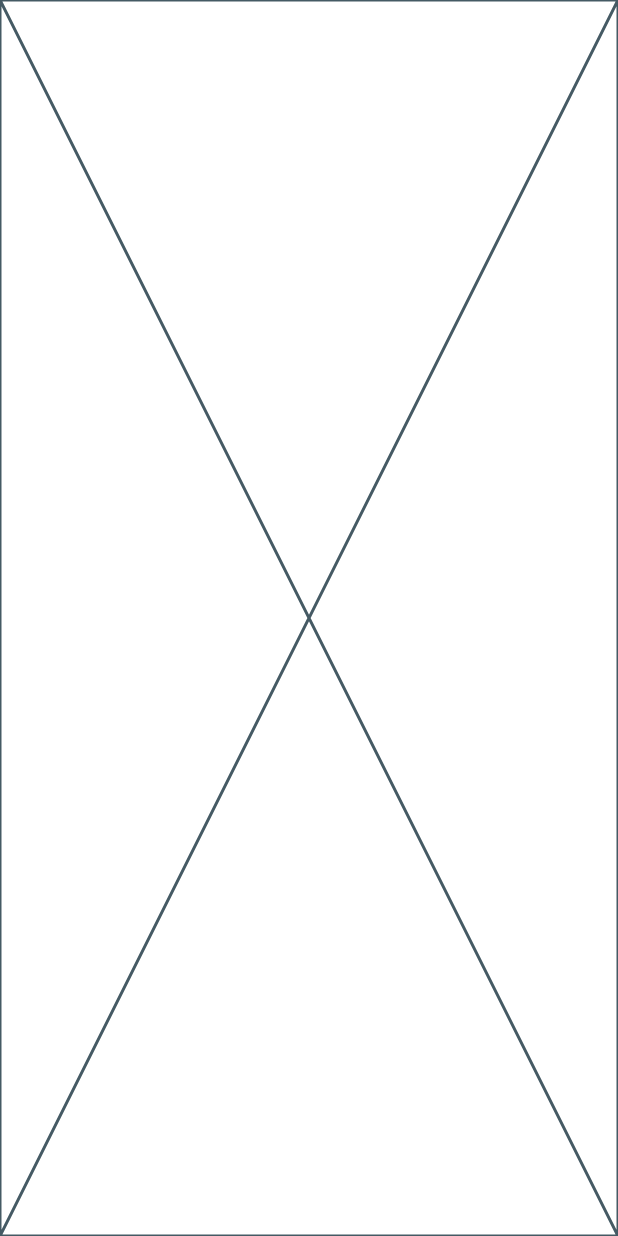
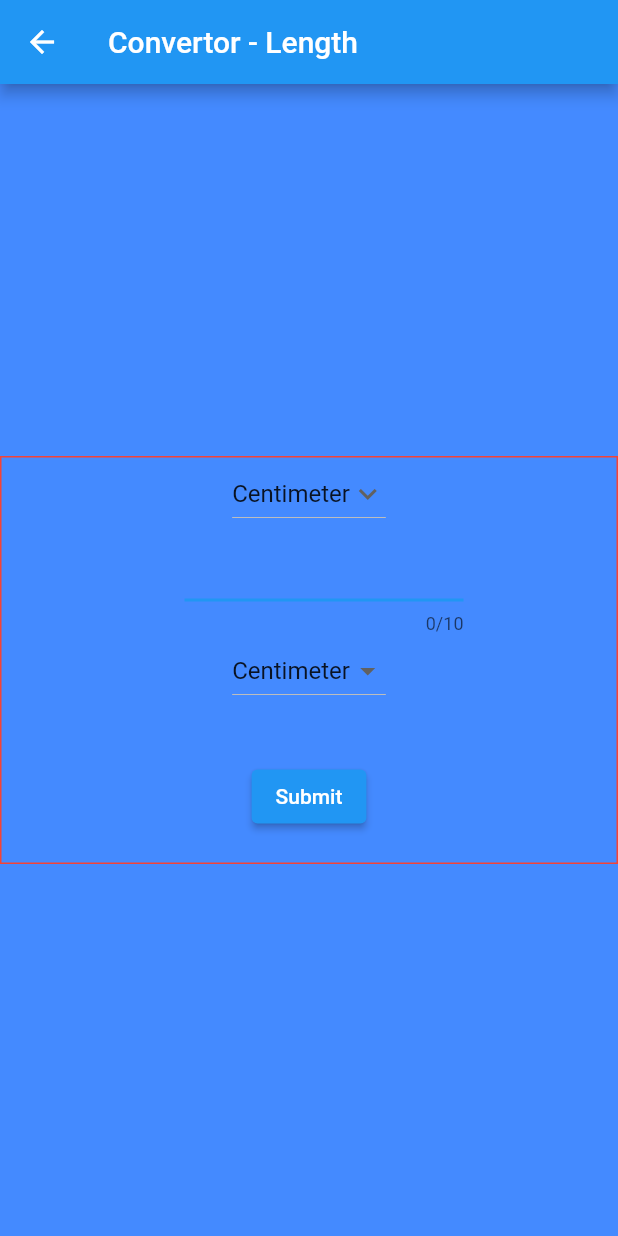
Before and after one commit to Omkar-Savoikar/Flutter-Convertor, a Flutter app: the screen it shows after launch, after a tap on "Length", on a phone screen of 412 x 824 dp. Run offline on Flutter 3.47's test engine with Material 2 defaults, Android fonts, the phone set to English and light mode, and no system bars.

Commit message:
Length Page

```diff
--- a/lib/widgets/length.dart
+++ b/lib/widgets/length.dart
@@ -1,4 +1,6 @@
 import 'package:flutter/material.dart';
+
+const List<String> list = <String>["Centimeter", "Meter", "Kilometer"];
 
 class Length extends StatefulWidget {
   const Length({Key? key}) : super(key: key);
@@ -8,8 +10,153 @@ class Length extends StatefulWidget {
 }
 
 class _LengthState extends State<Length> {
+
+  final _formKey = GlobalKey<FormState>();
+  String? dropDownValue1 = list.first;
+  String? dropDownValue2 = list.first;
+  String? finalValue = "";
+  String? inputValue = "";
+
   @override
   Widget build(BuildContext context) {
-    return const Placeholder();
+    return Scaffold(
+      appBar: AppBar(
+        title: const Text("Convertor - Length"),
+      ),
+      backgroundColor: Colors.blueAccent,
+      body: Center(
+        child: Container(
+          decoration: BoxDecoration(
+            border: Border.all(
+              color: Colors.red,
+            ),
+          ),
+          child: Form(
+            key: _formKey,
+            child: SingleChildScrollView(
+              child: Column(
+                children: <Widget>[
+                  DropdownButton<String>(
+                      value: dropDownValue1,
+                      elevation: 16,
+                      icon: const Icon(Icons.keyboard_arrow_down),
+                      items: list.map<DropdownMenuItem<String>>((String value) {
+                        return DropdownMenuItem<String>(
+                          value: value,
+                          child: Text(value),
+                        );
+                      }).toList(),
+                      onChanged: (String? value) {
+                        setState(() {
+                          dropDownValue1 = value!;
+                        });
+                      }
+                  ),
+                  Center(
+                    child: Container(
+                      padding: const EdgeInsets.only(left: 20.0),
+                      width: MediaQuery.of(context).size.width * 0.5,
+                      child: TextFormField(
+                        textAlign: TextAlign.center,
+                        cursorHeight: 0,
+                        decoration: const InputDecoration(
+                          border: UnderlineInputBorder(),
+                        ),
+                        maxLength: 10,
+                        autofocus: true,
+                        keyboardType: TextInputType.number,
+                        validator: (value) {
+                          if (value == null || value.isEmpty) {
+                            return 'Please enter some text';
+                          }
+                          return null;
+                        },
+                        onSaved: (value) {
+                          setState(() {
+                            inputValue = value;
+                            // inputValue = value as int?;
+                          });
+                        },
+                      ),
+                    ),
+                  ),
+                  DropdownButton <String>(
+                      value: dropDownValue2,
+                      elevation: 16,
+                      items: list.map<DropdownMenuItem<String>>((String value) {
+                        return DropdownMenuItem<String>(
+                          value: value,
+                          child: Text(value),
+                        );
+                      }).toList(),
+                      onChanged: (String? value) {
+                        setState(() {
+                          dropDownValue2 = value;
+                        });
+                      }
+                  ),
+                  SizedBox(
+                    width: MediaQuery.of(context).size.width * 0.5,
+                    child: Center(
+                      child: Text(
+                        finalValue!,
+                        // finalValue.toString(),
+                      ),
+                    ),
+                  ),
+                  Container(
+                    margin: const EdgeInsets.only(
+                      top: 20.0,
+                      bottom: 20.0,
+                    ),
+                    child: ElevatedButton(
+                      onPressed: () {
+                        _formKey.currentState?.save();
+                        setState(() {
+                          finalValue =
+                              convertor();
+                        });
+                      },
+                      child: const Text("Submit"),
+                    ),
+                  ),
+                ],
+              ),
+            ),
+          ),
+        ),
+      ),
+    );
   }
+
+  double convertToMeter(double inpVal) {
+    double mtr = inpVal;
+    if (dropDownValue1?.compareTo("Kilometer") == 0) {
+      mtr = inpVal * 1000;
+    } else if (dropDownValue1?.compareTo("Centimeter") == 0) {
+      mtr = (inpVal / 100);
+    }
+    return mtr;
+  }
+
+  double convertFromMeter(double inpVal) {
+    double mtr = inpVal;
+    if (dropDownValue2?.compareTo("Kilometer") == 0) {
+      mtr = inpVal / 1000;
+    } else if (dropDownValue2?.compareTo("Centimeter") == 0) {
+      mtr = (inpVal * 100);
+    }
+    return mtr;
+  }
+
+  String convertor() {
+    double inpVal = double.parse(inputValue!);
+    if (dropDownValue1?.compareTo(dropDownValue2!) == 0) {
+      return inpVal.toString();
+    }
+    double mtr = convertToMeter(inpVal);
+    double outVal = convertFromMeter(mtr);
+    return outVal.toString();
+  }
+
 }
```
